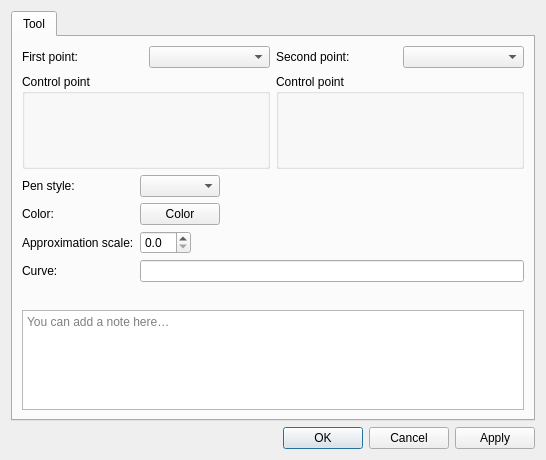
Before: the Qt Designer form src/libs/vtools/dialogs/tools/dialogspline.ui in equinox-patterns/Ostara, drawn with Qt 5.
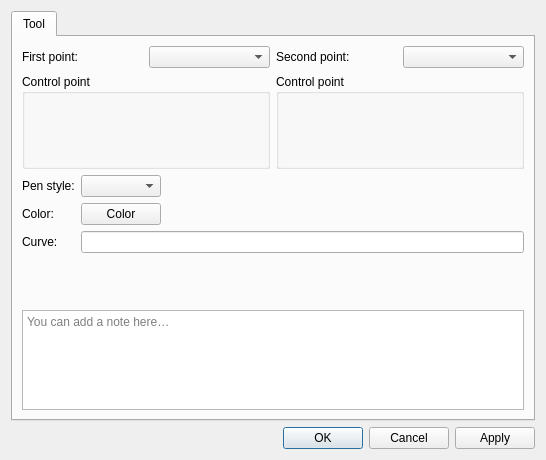
After: the same form once the commit is applied. Icons and pictures are not drawn. Custom widgets are drawn as their Qt base class.

Commit message: Validation curves: drop frontend approximation scale, Spline handles + angle presets in PB

```diff
--- a/src/libs/vtools/dialogs/tools/dialogspline.ui
+++ b/src/libs/vtools/dialogs/tools/dialogspline.ui
@@ -178,36 +178,13 @@
           </widget>
          </item>
          <item row="2" column="0">
-          <widget class="QLabel" name="label_3">
-           <property name="text">
-            <string>Approximation scale:</string>
-           </property>
-          </widget>
-         </item>
-         <item row="2" column="1">
-          <widget class="QDoubleSpinBox" name="doubleSpinBoxApproximationScale">
-           <property name="toolTip">
-            <string>Set approximation scale for this curve, 0 - use global value</string>
-           </property>
-           <property name="decimals">
-            <number>1</number>
-           </property>
-           <property name="maximum">
-            <double>10.000000000000000</double>
-           </property>
-           <property name="singleStep">
-            <double>0.100000000000000</double>
-           </property>
-          </widget>
-         </item>
-         <item row="3" column="0">
           <widget class="QLabel" name="labelAlias">
            <property name="text">
             <string>Curve:</string>
            </property>
           </widget>
          </item>
-         <item row="3" column="1">
+         <item row="2" column="1">
           <widget class="QLineEdit" name="lineEditAlias">
           </widget>
          </item>
```
The commit also changes 41 other files.
